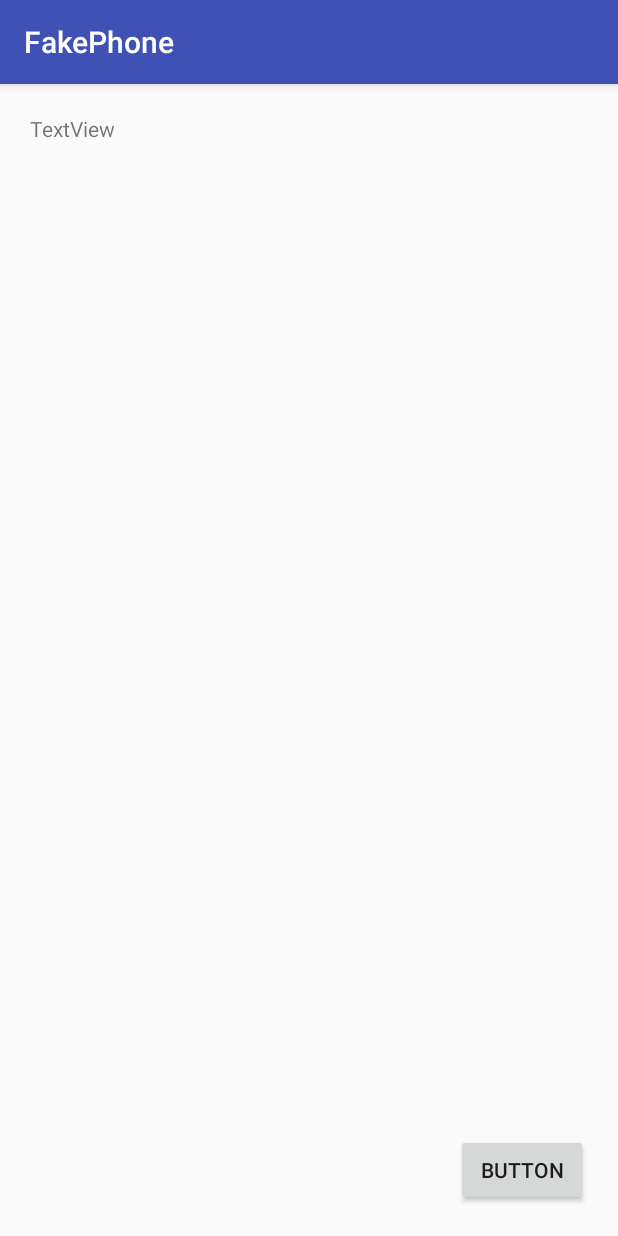
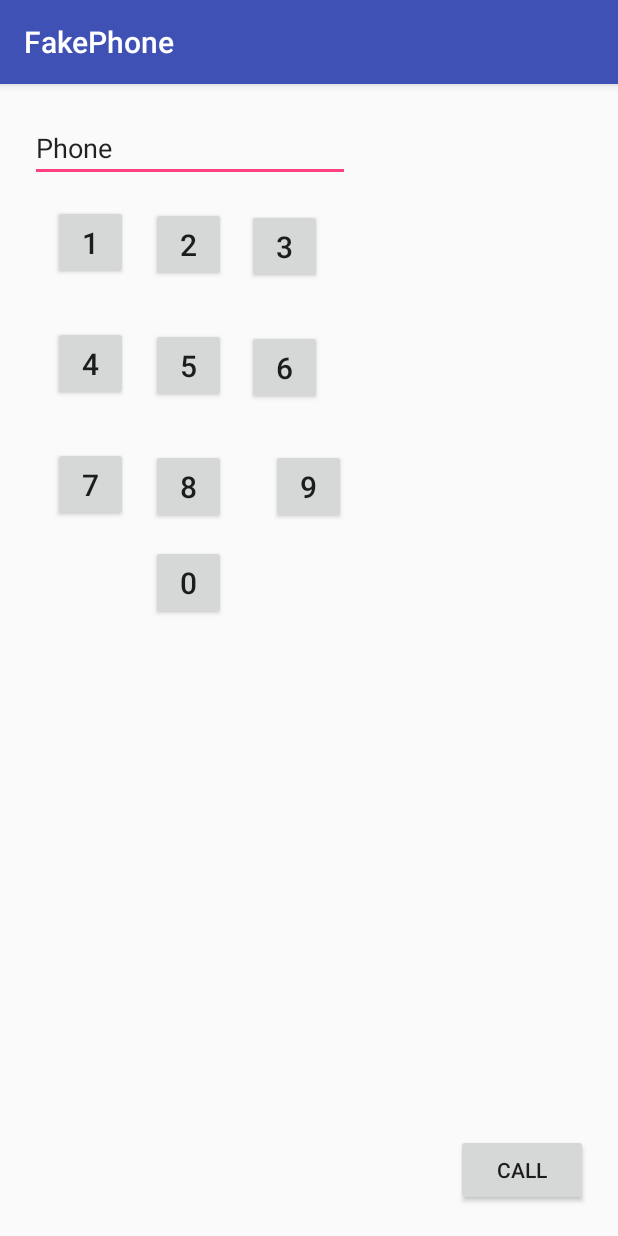
Before and after one commit to Mmarta19/4-FakePhone, an Android app: the screen it shows after launch (FakePhoneActivity), on a phone screen of 412 x 824 dp. Run offline under Robolectric (Android 15) with nearby library versions, the phone set to English and light mode, and no system bars.

Commit message:
He creat tots els botons del telefon, i ara es veu cada número clicat al Label.

```diff
--- a/app/src/main/java/edu/upc/eseiaat/pma/fakephone/FakePhoneActivity.java
+++ b/app/src/main/java/edu/upc/eseiaat/pma/fakephone/FakePhoneActivity.java
@@ -5,20 +5,37 @@ import android.os.Bundle;
 import android.util.Log;
 import android.view.View;
 import android.widget.Button;
+import android.widget.EditText;
 
 public class FakePhoneActivity extends AppCompatActivity {
+
+    EditText total_phone;
+
+    private int numbers [] = {
+        R.id.btn0, R.id.btn1
+    };
 
     @Override
     protected void onCreate(Bundle savedInstanceState) {
         super.onCreate(savedInstanceState);
         setContentView(R.layout.activity_fake_phone);
+
+        total_phone = (EditText) findViewById(R.id.label_phone);
+
     }
 
-    public void clicat (View v){
+
+
+    public void click (View v){
         Button boto = (Button) v; // convertim el widget (v)que es un view qualsevol a en un botó
-        Log.i("click", "Has clicat el botó");
+        String s = boto.getText().toString();
+
+        total_phone.setText(s);
+
 
 
     }
 
+
+
 }
--- a/app/src/main/res/layout/activity_fake_phone.xml
+++ b/app/src/main/res/layout/activity_fake_phone.xml
@@ -7,22 +7,161 @@
     android:padding="20dp"
     tools:context="edu.upc.eseiaat.pma.fakephone.FakePhoneActivity">
 
-    <TextView
-        android:id="@+id/textView"
-        android:layout_width="wrap_content"
-        android:layout_height="wrap_content"
-        android:text="TextView"
-        android:layout_alignParentTop="true"
-        android:layout_alignParentLeft="true"
-        android:layout_alignParentStart="true" />
-
     <Button
-        android:id="@+id/button"
+        android:id="@+id/btn_call"
         android:layout_width="wrap_content"
         android:layout_height="wrap_content"
         android:layout_alignParentBottom="true"
         android:layout_alignParentEnd="true"
         android:layout_alignParentRight="true"
-        android:onClick="clicat"
-        android:text="Button" />
+        android:onClick="call"
+        android:text="Call" />
+
+    <EditText
+        android:id="@+id/label_phone"
+        android:layout_width="wrap_content"
+        android:layout_height="wrap_content"
+        android:layout_alignParentLeft="true"
+        android:layout_alignParentStart="true"
+        android:layout_alignParentTop="true"
+        android:ems="10"
+        android:inputType="phone"
+        android:text="Phone" />
+
+    <Button
+        android:id="@+id/btn1"
+        android:layout_width="50dp"
+        android:layout_height="50dp"
+        android:layout_alignParentLeft="true"
+        android:layout_alignParentStart="true"
+        android:layout_below="@+id/label_phone"
+        android:layout_margin="15dp"
+        android:layout_marginBottom="15dp"
+        android:layout_marginEnd="15dp"
+        android:layout_marginLeft="15dp"
+        android:layout_marginRight="15dp"
+        android:layout_marginTop="15dp"
+        android:onClick="click"
+        android:text="1"
+        android:textSize="20dp" />
+
+    <Button
+        android:id="@+id/btn4"
+        android:layout_width="50dp"
+        android:layout_height="50dp"
+        android:layout_alignParentLeft="true"
+        android:layout_alignParentStart="true"
+        android:layout_below="@+id/btn1"
+        android:layout_margin="15dp"
+        android:layout_marginBottom="15dp"
+        android:layout_marginEnd="15dp"
+        android:layout_marginLeft="15dp"
+        android:layout_marginRight="15dp"
+        android:layout_marginTop="15dp"
+        android:onClick="click"
+        android:text="4"
+        android:textSize="20dp" />
+
+    <Button
+        android:id="@+id/btn7"
+        android:layout_width="50dp"
+        android:layout_height="50dp"
+        android:layout_alignParentLeft="true"
+        android:layout_alignParentStart="true"
+        android:layout_below="@+id/btn4"
+        android:layout_margin="15dp"
+        android:layout_marginBottom="15dp"
+        android:layout_marginEnd="15dp"
+        android:layout_marginLeft="15dp"
+        android:layout_marginRight="15dp"
+        android:layout_marginTop="15dp"
+        android:onClick="click"
+        android:text="7"
+        android:textSize="20dp" />
+
+    <Button
+        android:id="@+id/btn2"
+        android:layout_width="50dp"
+        android:layout_height="50dp"
+        android:layout_alignBaseline="@+id/btn1"
+        android:layout_alignBottom="@+id/btn1"
+        android:layout_toEndOf="@+id/btn4"
+        android:layout_toRightOf="@+id/btn4"
+        android:onClick="click"
+        android:text="2"
+        android:textSize="20dp" />
+
+    <Button
+        android:id="@+id/btn5"
+        android:layout_width="50dp"
+        android:layout_height="50dp"
+        android:layout_alignBaseline="@+id/btn4"
+        android:layout_alignBottom="@+id/btn4"
+        android:layout_toEndOf="@+id/btn4"
+        android:layout_toRightOf="@+id/btn4"
+        android:onClick="click"
+        android:text="5"
+        android:textSize="20dp" />
+
+    <Button
+        android:id="@+id/btn8"
+        android:layout_width="50dp"
+        android:layout_height="50dp"
+        android:layout_alignBaseline="@+id/btn7"
+        android:layout_alignBottom="@+id/btn7"
+        android:layout_alignLeft="@+id/btn5"
+        android:layout_alignStart="@+id/btn5"
+        android:onClick="click"
+        android:text="8"
+        android:textSize="20dp" />
+
+
+    <Button
+        android:id="@+id/btn3"
+        android:layout_width="50dp"
+        android:layout_height="50dp"
+        android:layout_alignBaseline="@+id/btn2"
+        android:layout_alignBottom="@+id/btn2"
+        android:layout_alignLeft="@+id/btn6"
+        android:layout_alignStart="@+id/btn6"
+        android:onClick="click"
+        android:text="3"
+        android:textSize="20dp" />
+
+    <Button
+        android:id="@+id/btn6"
+        android:layout_width="50dp"
+        android:layout_height="50dp"
+        android:layout_alignBaseline="@+id/btn5"
+        android:layout_alignBottom="@+id/btn5"
+        android:layout_marginLeft="14dp"
+        android:layout_marginStart="14dp"
+        android:layout_toEndOf="@+id/btn5"
+        android:layout_toRightOf="@+id/btn5"
+        android:onClick="click"
+        android:text="6"
+        android:textSize="20dp" />
+
+    <Button
+        android:id="@+id/btn9"
+        android:layout_width="50dp"
+        android:layout_height="50dp"
+        android:layout_alignBaseline="@+id/btn7"
+        android:layout_alignBottom="@+id/btn7"
+        android:layout_centerHorizontal="true"
+        android:onClick="click"
+        android:text="9"
+        android:textSize="20dp" />
+
+    <Button
+        android:id="@+id/btn0"
+        android:layout_width="50dp"
+        android:layout_height="50dp"
+        android:onClick="click"
+        android:text="0"
+        android:textSize="20dp"
+        android:layout_below="@+id/btn7"
+        android:layout_alignLeft="@+id/btn8"
+        android:layout_alignStart="@+id/btn8" />
+
 </RelativeLayout>
--- a/app/src/main/res/values/strings.xml
+++ b/app/src/main/res/values/strings.xml
@@ -1,3 +1,6 @@
 <resources>
     <string name="app_name">FakePhone</string>
+
+
+
 </resources>
```
